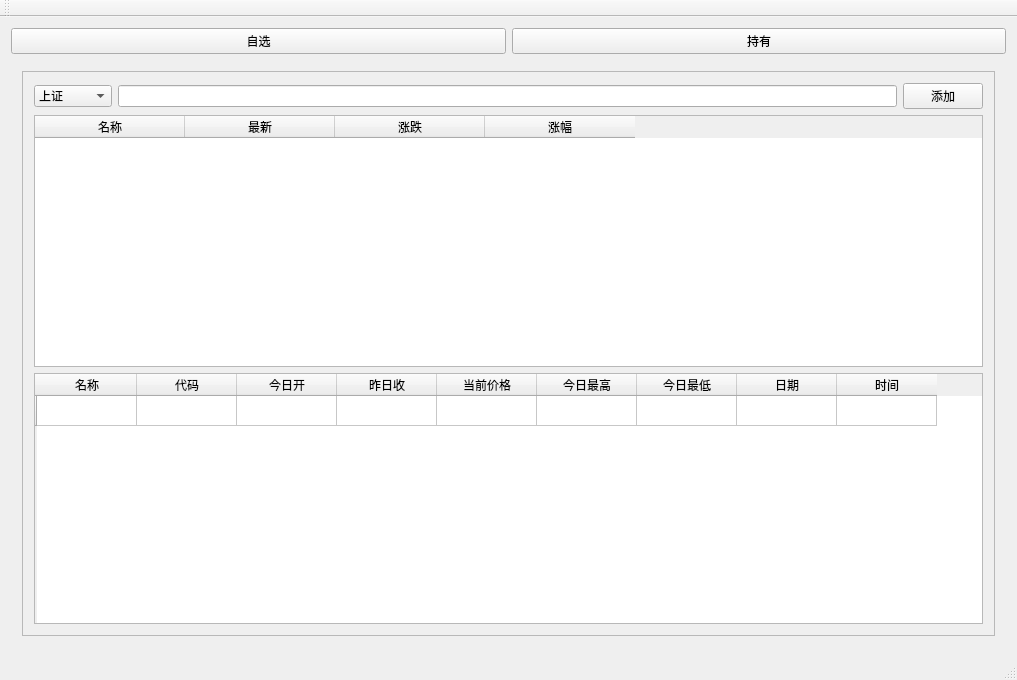
This is mainwindow.ui in dependon/Stock-Ball as Qt 5 draws it before an edit. The edited form follows.
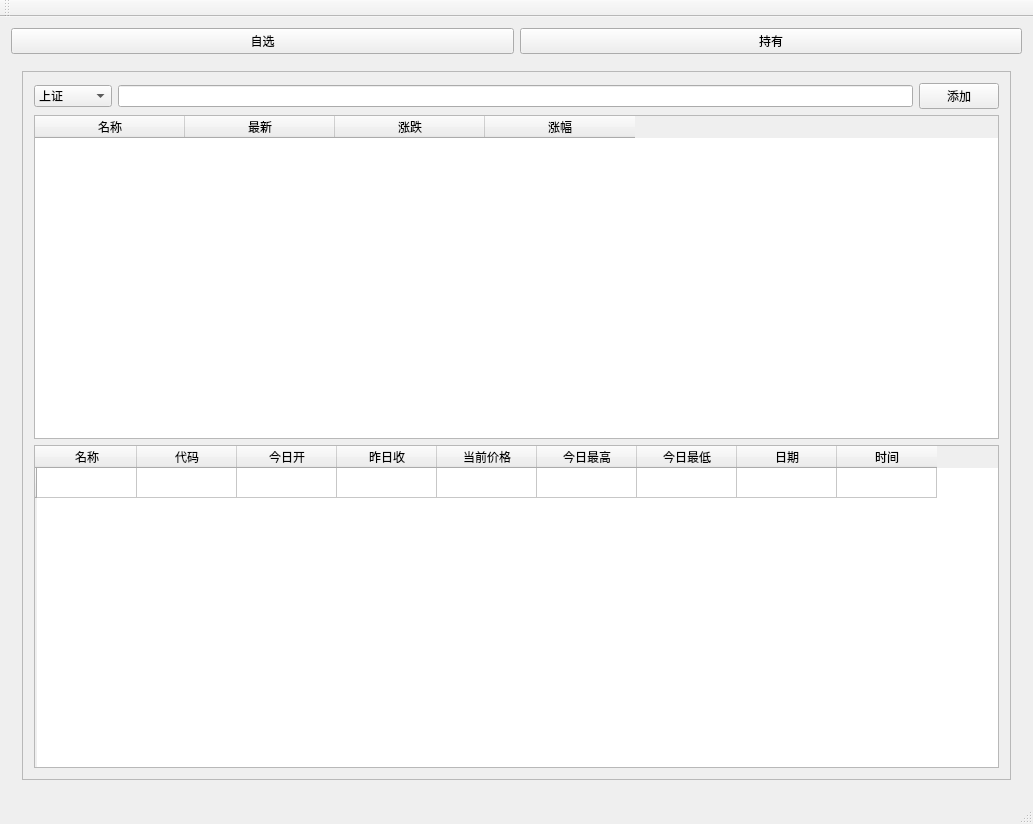
This is the edited form.

Commit message: ui更新

Patch:
```diff
--- a/mainwindow.ui
+++ b/mainwindow.ui
@@ -6,8 +6,8 @@
    <rect>
     <x>0</x>
     <y>0</y>
-    <width>1017</width>
-    <height>680</height>
+    <width>1033</width>
+    <height>824</height>
    </rect>
   </property>
   <property name="windowTitle">
```
Left out of the diff: 2 changed lines with no effect on the pictures.
